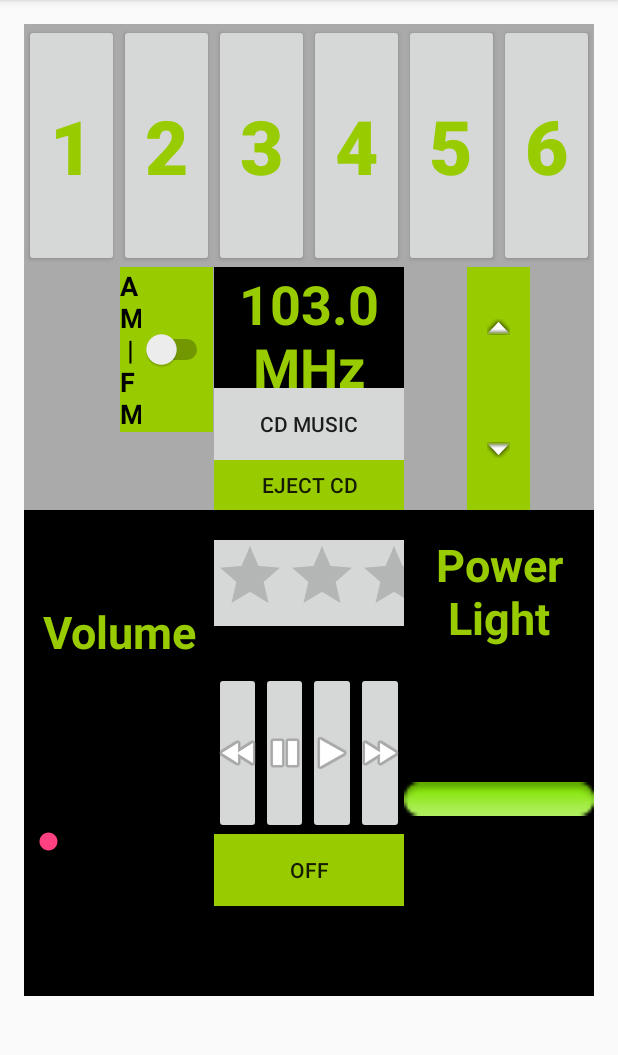
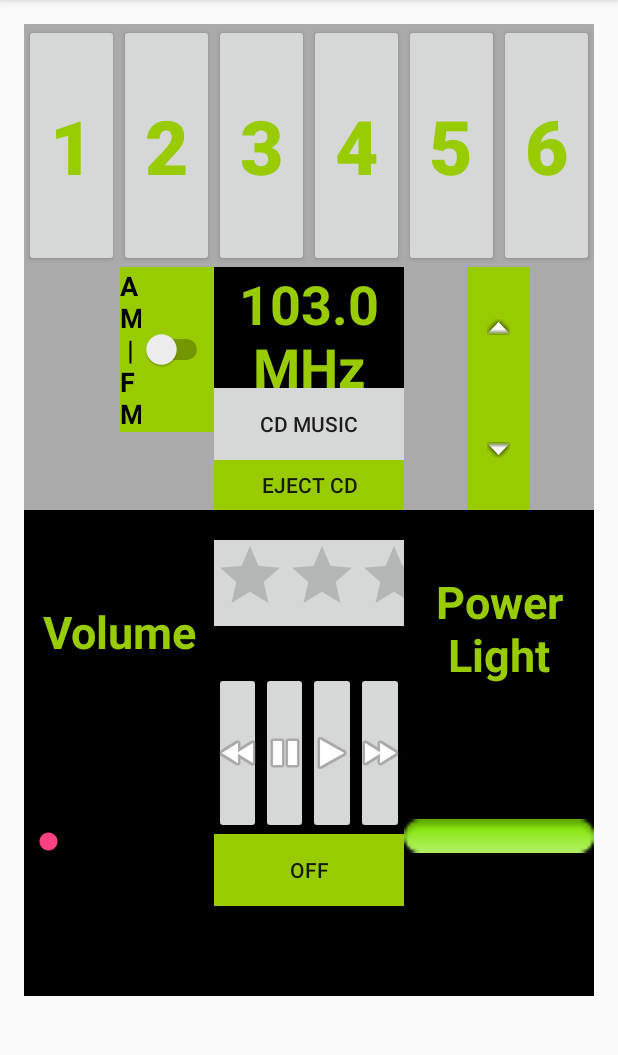
Before and after one commit to ajimine19/Car-Stereo-Android-App, an Android app: the screen it shows after launch (MainActivity), on a phone screen of 412 x 824 dp, the part 84-1139 px from its top. Run offline under Robolectric (Android 15) with nearby library versions, the phone set to English and light mode, and no system bars.

Commit message:
"Lab3Begin"

```diff
--- a/app/src/main/res/layout/activity_main.xml
+++ b/app/src/main/res/layout/activity_main.xml
@@ -435,7 +435,7 @@
                     android:orientation="vertical"
                     android:layout_width="match_parent"
                     android:layout_height="0dp"
-                    android:layout_weight="0.85"
+                    android:layout_weight="1.75"
                     android:weightSum="1">
 
                     <TextView
@@ -447,7 +447,7 @@
                         android:textStyle="bold"
                         android:textSize="30sp"
                         android:gravity="center"
-                        android:layout_weight="0.73" />
+                        android:layout_weight="1.25" />
                 </LinearLayout>
 
                 <LinearLayout
```
